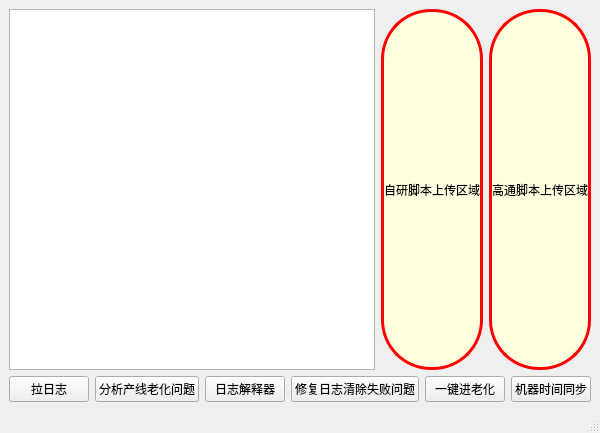
The window that factory_analyzer.ui (yuhuang163/test) describes before a commit, drawn with Qt 5.
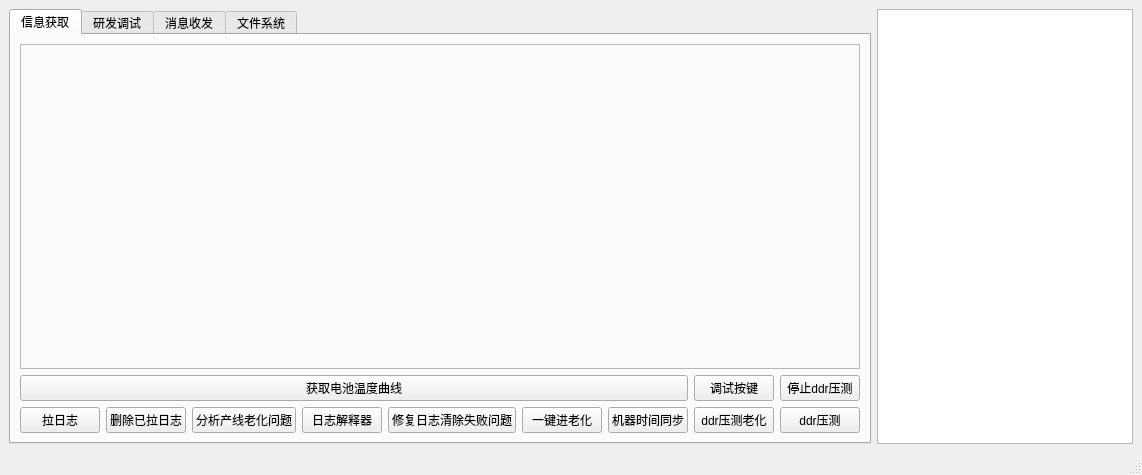
The same window after the commit.

What changed in the file:
```diff
--- a/factory_analyzer.ui
+++ b/factory_analyzer.ui
@@ -6,145 +6,280 @@
    <rect>
     <x>0</x>
     <y>0</y>
-    <width>538</width>
-    <height>433</height>
+    <width>900</width>
+    <height>475</height>
    </rect>
   </property>
   <property name="windowTitle">
    <string>产线调试器</string>
   </property>
   <widget class="QWidget" name="centralwidget">
-   <layout class="QGridLayout" name="gridLayout_2">
-    <item row="0" column="0">
-     <layout class="QHBoxLayout" name="horizontalLayout_2">
-      <item>
-       <widget class="QPlainTextEdit" name="msgEdit"/>
-      </item>
-      <item>
-       <layout class="QHBoxLayout" name="horizontalLayout">
-        <item>
-         <widget class="QLabel" name="label_1">
-          <property name="acceptDrops">
-           <bool>true</bool>
+   <layout class="QHBoxLayout" name="horizontalLayout_2">
+    <item>
+     <widget class="QTabWidget" name="tabWidget">
+      <property name="currentIndex">
+       <number>0</number>
+      </property>
+      <widget class="QWidget" name="tab">
+       <attribute name="title">
+        <string>信息获取</string>
+       </attribute>
+       <layout class="QGridLayout" name="gridLayout_3">
+        <item row="0" column="0">
+         <widget class="QFrame" name="frame">
+          <property name="sizePolicy">
+           <sizepolicy hsizetype="Expanding" vsizetype="Expanding">
+            <horstretch>180</horstretch>
+            <verstretch>0</verstretch>
+           </sizepolicy>
           </property>
-          <property name="styleSheet">
-           <string notr="true">border: 3px solid red;
-border-radius: 50px;       /* 半径 = 宽/2 */
-background-color: lightyellow;
-</string>
+          <property name="minimumSize">
+           <size>
+            <width>0</width>
+            <height>0</height>
+           </size>
           </property>
-          <property name="text">
-           <string>自研脚本上传区域</string>
+          <property name="frameShape">
+           <enum>QFrame::StyledPanel</enum>
           </property>
-          <property name="alignment">
-           <set>Qt::AlignCenter</set>
+          <property name="frameShadow">
+           <enum>QFrame::Raised</enum>
           </property>
          </widget>
         </item>
-        <item>
-         <widget class="QLabel" name="label">
-          <property name="acceptDrops">
-           <bool>true</bool>
-          </property>
-          <property name="styleSheet">
-           <string notr="true">border: 3px solid red;
+        <item row="1" column="0">
+         <layout class="QGridLayout" name="gridLayout">
+          <item row="1" column="0">
+           <widget class="QPushButton" name="pushButton">
+            <property name="sizePolicy">
+             <sizepolicy hsizetype="Expanding" vsizetype="Fixed">
+              <horstretch>0</horstretch>
+              <verstretch>0</verstretch>
+             </sizepolicy>
+            </property>
+            <property name="text">
+             <string>拉日志</string>
+            </property>
+           </widget>
+          </item>
+          <item row="1" column="3">
+           <widget class="QPushButton" name="pushButton_5">
+            <property name="sizePolicy">
+             <sizepolicy hsizetype="Expanding" vsizetype="Fixed">
+              <horstretch>0</horstretch>
+              <verstretch>0</verstretch>
+             </sizepolicy>
+            </property>
+            <property name="text">
+             <string>日志解释器</string>
+            </property>
+           </widget>
+          </item>
+          <item row="1" column="4">
+           <widget class="QPushButton" name="pushButton_3">
+            <property name="sizePolicy">
+             <sizepolicy hsizetype="Expanding" vsizetype="Preferred">
+              <horstretch>0</horstretch>
+              <verstretch>0</verstretch>
+             </sizepolicy>
+            </property>
+            <property name="text">
+             <string>修复日志清除失败问题</string>
+            </property>
+           </widget>
+          </item>
+          <item row="1" column="6">
+           <widget class="QPushButton" name="pushButton_6">
+            <property name="sizePolicy">
+             <sizepolicy hsizetype="Expanding" vsizetype="Fixed">
+              <horstretch>0</horstretch>
+              <verstretch>0</verstretch>
+             </sizepolicy>
+            </property>
+            <property name="text">
+             <string>机器时间同步</string>
+            </property>
+           </widget>
+          </item>
+          <item row="0" column="8">
+           <widget class="QPushButton" name="pushButton_12">
+            <property name="text">
+             <string>停止ddr压测</string>
+            </property>
+           </widget>
+          </item>
+          <item row="1" column="7">
+           <widget class="QPushButton" name="pushButton_11">
+            <property name="text">
+             <string>ddr压测老化</string>
+            </property>
+           </widget>
+          </item>
+          <item row="1" column="8">
+           <widget class="QPushButton" name="pushButton_10">
+            <property name="text">
+             <string>ddr压测</string>
+            </property>
+           </widget>
+          </item>
+          <item row="1" column="2">
+           <widget class="QPushButton" name="pushButton_2">
+            <property name="sizePolicy">
+             <sizepolicy hsizetype="Expanding" vsizetype="Fixed">
+              <horstretch>0</horstretch>
+              <verstretch>0</verstretch>
+             </sizepolicy>
+            </property>
+            <property name="text">
+             <string>分析产线老化问题</string>
+            </property>
+           </widget>
+          </item>
+          <item row="0" column="0" colspan="7">
+           <widget class="QPushButton" name="pushButton_7">
+            <property name="text">
+             <string>获取电池温度曲线</string>
+            </property>
+           </widget>
+          </item>
+          <item row="1" column="5">
+           <widget class="QPushButton" name="pushButton_4">
+            <property name="sizePolicy">
+             <sizepolicy hsizetype="Expanding" vsizetype="Fixed">
+              <horstretch>0</horstretch>
+              <verstretch>0</verstretch>
+             </sizepolicy>
+            </property>
+            <property name="text">
+             <string>一键进老化</string>
+            </property>
+           </widget>
+          </item>
+          <item row="1" column="1">
+           <widget class="QPushButton" name="pushButton_8">
+            <property name="text">
+             <string>删除已拉日志</string>
+            </property>
+           </widget>
+          </item>
+          <item row="0" column="7">
+           <widget class="QPushButton" name="pushButton_14">
+            <property name="text">
+             <string>调试按键</string>
+            </property>
+           </widget>
+          </item>
+         </layout>
+        </item>
+       </layout>
+      </widget>
+      <widget class="QWidget" name="tab_2">
+       <attribute name="title">
+        <string>研发调试</string>
+       </attribute>
+       <layout class="QGridLayout" name="gridLayout_4">
+        <item row="0" column="0">
+         <layout class="QHBoxLayout" name="horizontalLayout">
+          <item>
+           <widget class="QLabel" name="label_1">
+            <property name="acceptDrops">
+             <bool>true</bool>
+            </property>
+            <property name="styleSheet">
+             <string notr="true">border: 3px solid red;
 border-radius: 50px;       /* 半径 = 宽/2 */
 background-color: lightyellow;
 </string>
+            </property>
+            <property name="text">
+             <string>自研脚本上传区域</string>
+            </property>
+            <property name="alignment">
+             <set>Qt::AlignCenter</set>
+            </property>
+           </widget>
+          </item>
+          <item>
+           <widget class="QLabel" name="label">
+            <property name="acceptDrops">
+             <bool>true</bool>
+            </property>
+            <property name="styleSheet">
+             <string notr="true">border: 3px solid red;
+border-radius: 50px;       /* 半径 = 宽/2 */
+background-color: lightyellow;
+</string>
+            </property>
+            <property name="text">
+             <string>高通脚本上传区域</string>
+            </property>
+            <property name="alignment">
+             <set>Qt::AlignCenter</set>
+            </property>
+           </widget>
+          </item>
+         </layout>
+        </item>
+       </layout>
+      </widget>
+      <widget class="QWidget" name="tab_3">
+       <attribute name="title">
+        <string>消息收发</string>
+       </attribute>
+       <layout class="QGridLayout" name="gridLayout_5">
+        <item row="0" column="0">
+         <widget class="QTableWidget" name="tableWidget">
+          <property name="sizePolicy">
+           <sizepolicy hsizetype="Expanding" vsizetype="Expanding">
+            <horstretch>180</horstretch>
+            <verstretch>0</verstretch>
+           </sizepolicy>
           </property>
+         </widget>
+        </item>
+        <item row="1" column="0">
+         <widget class="QPushButton" name="pushButton_9">
           <property name="text">
-           <string>高通脚本上传区域</string>
+           <string>获取消息收发情况</string>
           </property>
-          <property name="alignment">
-           <set>Qt::AlignCenter</set>
+         </widget>
+        </item>
+       </layout>
+      </widget>
+      <widget class="QWidget" name="tab_4">
+       <attribute name="title">
+        <string>文件系统</string>
+       </attribute>
+       <layout class="QGridLayout" name="gridLayout_2">
+        <item row="0" column="0">
+         <widget class="QSplitter" name="splitter">
+          <property name="orientation">
+           <enum>Qt::Horizontal</enum>
           </property>
+          <widget class="QTreeView" name="treeView"/>
+          <widget class="QTableView" name="tableView"/>
          </widget>
         </item>
+        <item row="1" column="0">
+         <widget class="QPushButton" name="pushButton_13">
+          <property name="text">
+           <string>加载根目录</string>
+          </property>
+         </widget>
+        </item>
        </layout>
-      </item>
-     </layout>
+      </widget>
+     </widget>
     </item>
-    <item row="1" column="0">
-     <layout class="QGridLayout" name="gridLayout">
-      <item row="0" column="2">
-       <widget class="QPushButton" name="pushButton_5">
-        <property name="sizePolicy">
-         <sizepolicy hsizetype="Expanding" vsizetype="Fixed">
-          <horstretch>0</horstretch>
-          <verstretch>0</verstretch>
-         </sizepolicy>
-        </property>
-        <property name="text">
-         <string>日志解释器</string>
-        </property>
-       </widget>
-      </item>
-      <item row="0" column="4">
-       <widget class="QPushButton" name="pushButton_4">
-        <property name="sizePolicy">
-         <sizepolicy hsizetype="Expanding" vsizetype="Fixed">
-          <horstretch>0</horstretch>
-          <verstretch>0</verstretch>
-         </sizepolicy>
-        </property>
-        <property name="text">
-         <string>一键进老化</string>
-        </property>
-       </widget>
-      </item>
-      <item row="0" column="3">
-       <widget class="QPushButton" name="pushButton_3">
-        <property name="sizePolicy">
-         <sizepolicy hsizetype="Expanding" vsizetype="Preferred">
-          <horstretch>0</horstretch>
-          <verstretch>0</verstretch>
-         </sizepolicy>
-        </property>
-        <property name="text">
-         <string>修复日志清除失败问题</string>
-        </property>
-       </widget>
-      </item>
-      <item row="0" column="1">
-       <widget class="QPushButton" name="pushButton_2">
-        <property name="sizePolicy">
-         <sizepolicy hsizetype="Expanding" vsizetype="Fixed">
-          <horstretch>0</horstretch>
-          <verstretch>0</verstretch>
-         </sizepolicy>
-        </property>
-        <property name="text">
-         <string>分析产线老化问题</string>
-        </property>
-       </widget>
-      </item>
-      <item row="0" column="0">
-       <widget class="QPushButton" name="pushButton">
-        <property name="sizePolicy">
-         <sizepolicy hsizetype="Expanding" vsizetype="Fixed">
-          <horstretch>0</horstretch>
-          <verstretch>0</verstretch>
-         </sizepolicy>
-        </property>
-        <property name="text">
-         <string>拉日志</string>
-        </property>
-       </widget>
-      </item>
-      <item row="0" column="5">
-       <widget class="QPushButton" name="pushButton_6">
-        <property name="sizePolicy">
-         <sizepolicy hsizetype="Expanding" vsizetype="Fixed">
-          <horstretch>0</horstretch>
-          <verstretch>0</verstretch>
-         </sizepolicy>
-        </property>
-        <property name="text">
-         <string>机器时间同步</string>
-        </property>
-       </widget>
-      </item>
-     </layout>
+    <item>
+     <widget class="QPlainTextEdit" name="msgEdit">
+      <property name="sizePolicy">
+       <sizepolicy hsizetype="Fixed" vsizetype="Expanding">
+        <horstretch>0</horstretch>
+        <verstretch>0</verstretch>
+       </sizepolicy>
+      </property>
+     </widget>
     </item>
    </layout>
   </widget>
@@ -153,7 +288,7 @@
     <rect>
      <x>0</x>
      <y>0</y>
-     <width>538</width>
+     <width>900</width>
      <height>18</height>
     </rect>
    </property>
```
